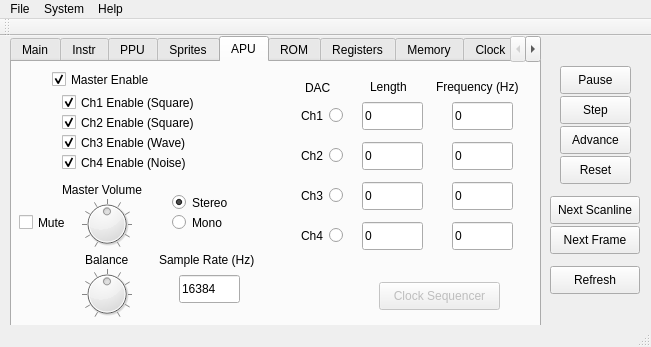
cthornsb/OtterGB, file qtfiles/mainwindow.ui: the form before one commit.
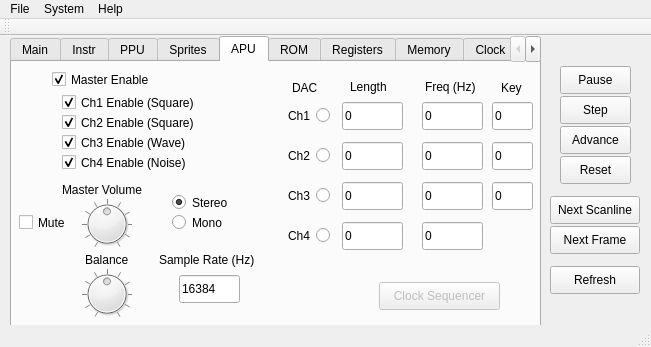
The form after the commit.

Commit message:
Added note transcription to APU debugger tab
Added new class Keyboard used for converting frequencies into
musical notes and vice versa.

```diff
--- a/qtfiles/mainwindow.ui
+++ b/qtfiles/mainwindow.ui
@@ -2138,7 +2138,7 @@
      <widget class="QLineEdit" name="lineEdit_APU_Ch1Length">
       <property name="geometry">
        <rect>
-        <x>350</x>
+        <x>330</x>
         <y>40</y>
         <width>61</width>
         <height>28</height>
@@ -2151,7 +2151,7 @@
      <widget class="QLineEdit" name="lineEdit_APU_Ch2Length">
       <property name="geometry">
        <rect>
-        <x>350</x>
+        <x>330</x>
         <y>80</y>
         <width>61</width>
         <height>28</height>
@@ -2164,7 +2164,7 @@
      <widget class="QLineEdit" name="lineEdit_APU_Ch3Length">
       <property name="geometry">
        <rect>
-        <x>350</x>
+        <x>330</x>
         <y>120</y>
         <width>61</width>
         <height>28</height>
@@ -2177,7 +2177,7 @@
      <widget class="QLineEdit" name="lineEdit_APU_Ch4Length">
       <property name="geometry">
        <rect>
-        <x>350</x>
+        <x>330</x>
         <y>160</y>
         <width>61</width>
         <height>28</height>
@@ -2190,7 +2190,7 @@
      <widget class="QLineEdit" name="lineEdit_APU_Ch4Frequency">
       <property name="geometry">
        <rect>
-        <x>440</x>
+        <x>410</x>
         <y>160</y>
         <width>61</width>
         <height>28</height>
@@ -2203,7 +2203,7 @@
      <widget class="QLineEdit" name="lineEdit_APU_Ch2Frequency">
       <property name="geometry">
        <rect>
-        <x>440</x>
+        <x>410</x>
         <y>80</y>
         <width>61</width>
         <height>28</height>
@@ -2216,7 +2216,7 @@
      <widget class="QLineEdit" name="lineEdit_APU_Ch1Frequency">
       <property name="geometry">
        <rect>
-        <x>440</x>
+        <x>410</x>
         <y>40</y>
         <width>61</width>
         <height>28</height>
@@ -2229,7 +2229,7 @@
      <widget class="QLineEdit" name="lineEdit_APU_Ch3Frequency">
       <property name="geometry">
        <rect>
-        <x>440</x>
+        <x>410</x>
         <y>120</y>
         <width>61</width>
         <height>28</height>
@@ -2242,7 +2242,7 @@
      <widget class="QLabel" name="label_15">
       <property name="geometry">
        <rect>
-        <x>358</x>
+        <x>338</x>
         <y>17</y>
         <width>58</width>
         <height>16</height>
@@ -2255,20 +2255,20 @@
      <widget class="QLabel" name="label_16">
       <property name="geometry">
        <rect>
-        <x>424</x>
+        <x>413</x>
         <y>17</y>
-        <width>91</width>
+        <width>61</width>
         <height>16</height>
        </rect>
       </property>
       <property name="text">
-       <string>Frequency (Hz)</string>
+       <string>Freq (Hz)</string>
       </property>
      </widget>
      <widget class="QLabel" name="label_85">
       <property name="geometry">
        <rect>
-        <x>293</x>
+        <x>280</x>
         <y>18</y>
         <width>31</width>
         <height>16</height>
@@ -2281,7 +2281,7 @@
      <widget class="QRadioButton" name="radioButton_APU_Ch1">
       <property name="geometry">
        <rect>
-        <x>260</x>
+        <x>247</x>
         <y>43</y>
         <width>71</width>
         <height>21</height>
@@ -2303,7 +2303,7 @@
      <widget class="QRadioButton" name="radioButton_APU_Ch2">
       <property name="geometry">
        <rect>
-        <x>260</x>
+        <x>247</x>
         <y>83</y>
         <width>71</width>
         <height>21</height>
@@ -2325,7 +2325,7 @@
      <widget class="QRadioButton" name="radioButton_APU_Ch3">
       <property name="geometry">
        <rect>
-        <x>260</x>
+        <x>247</x>
         <y>123</y>
         <width>71</width>
         <height>21</height>
@@ -2347,7 +2347,7 @@
      <widget class="QRadioButton" name="radioButton_APU_Ch4">
       <property name="geometry">
        <rect>
-        <x>260</x>
+        <x>247</x>
         <y>163</y>
         <width>71</width>
         <height>21</height>
@@ -2395,6 +2395,58 @@
        <string>Mute</string>
       </property>
      </widget>
+     <widget class="QLineEdit" name="lineEdit_APU_Ch1Key">
+      <property name="geometry">
+       <rect>
+        <x>480</x>
+        <y>40</y>
+        <width>41</width>
+        <height>28</height>
+       </rect>
+      </property>
+      <property name="text">
+       <string>0</string>
+      </property>
+     </widget>
+     <widget class="QLineEdit" name="lineEdit_APU_Ch2Key">
+      <property name="geometry">
+       <rect>
+        <x>480</x>
+        <y>80</y>
+        <width>41</width>
+        <height>28</height>
+       </rect>
+      </property>
+      <property name="text">
+       <string>0</string>
+      </property>
+     </widget>
+     <widget class="QLabel" name="label_17">
+      <property name="geometry">
+       <rect>
+        <x>489</x>
+        <y>18</y>
+        <width>31</width>
+        <height>16</height>
+       </rect>
+      </property>
+      <property name="text">
+       <string>Key</string>
+      </property>
+     </widget>
+     <widget class="QLineEdit" name="lineEdit_APU_Ch3Key">
+      <property name="geometry">
+       <rect>
+        <x>480</x>
+        <y>120</y>
+        <width>41</width>
+        <height>28</height>
+       </rect>
+      </property>
+      <property name="text">
+       <string>0</string>
+      </property>
+     </widget>
     </widget>
     <widget class="QWidget" name="tab_2">
      <attribute name="title">
```
The commit also changes 6 other files.
